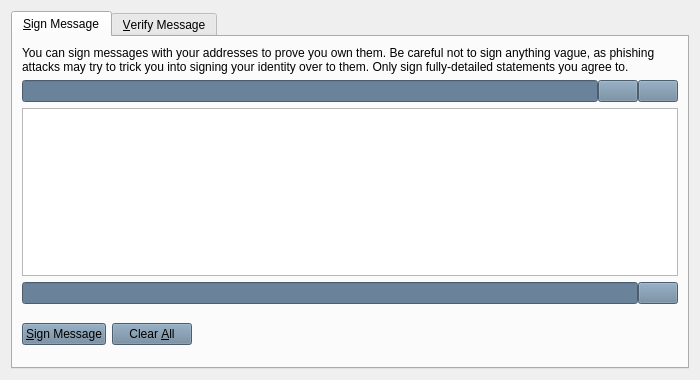
DevelCurrency/AztecCoin, file src/qt/forms/signverifymessagedialog.ui: the form before one commit.
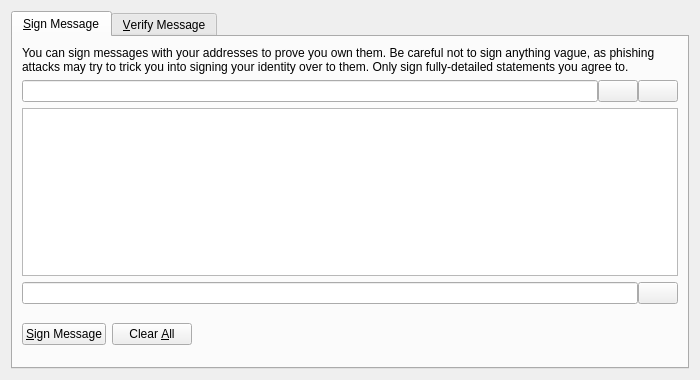
The form after the commit. The open tabs and pages were chosen to show the change. Icons and pictures are not drawn. Custom widgets are drawn as their Qt base class.

The edit to the form file:
```diff
--- a/src/qt/forms/signverifymessagedialog.ui
+++ b/src/qt/forms/signverifymessagedialog.ui
@@ -13,9 +13,6 @@
   <property name="windowTitle">
    <string>Signatures - Sign / Verify a Message</string>
   </property>
-  <property name="styleSheet">
-   <string notr="true">background-image: url(:/images/bkg);</string>
-  </property>
   <property name="modal">
    <bool>true</bool>
   </property>
@@ -53,10 +50,6 @@
            <property name="toolTip">
             <string>The address to sign the message with (e.g. JgZaH1DdikpMTYc2x1Xb6eFBkKGibjmPb9)</string>
            </property>
-           <property name="styleSheet">
-            <string notr="true">background-image: url(:/images/bgbfree);
-background-color: rgb(106, 131, 154);</string>
-           </property>
            <property name="maxLength">
             <number>34</number>
            </property>
@@ -67,10 +60,6 @@
            <property name="toolTip">
             <string>Choose an address from the address book</string>
            </property>
-           <property name="styleSheet">
-            <string notr="true">background-color: rgb(106, 131, 154);
-background-image: url(:/images/bgbfree);</string>
-           </property>
            <property name="text">
             <string/>
            </property>
@@ -91,10 +80,6 @@
            <property name="toolTip">
             <string>Paste address from clipboard</string>
            </property>
-           <property name="styleSheet">
-            <string notr="true">background-color: rgb(106, 131, 154);
-background-image: url(:/images/bgbfree);</string>
-           </property>
            <property name="text">
             <string/>
            </property>
@@ -131,9 +116,6 @@
              <italic>true</italic>
             </font>
            </property>
-           <property name="styleSheet">
-            <string notr="true">background-color: rgb(106, 131, 154);</string>
-           </property>
            <property name="readOnly">
             <bool>true</bool>
            </property>
@@ -144,10 +126,6 @@
            <property name="toolTip">
             <string>Copy the current signature to the system clipboard</string>
            </property>
-           <property name="styleSheet">
-            <string notr="true">background-image: url(:/images/bgbfree);
-background-color: rgb(106, 131, 154);</string>
-           </property>
            <property name="text">
             <string/>
            </property>
@@ -169,10 +147,6 @@
            <property name="toolTip">
             <string>Sign the message to prove you own this azteccoin address</string>
            </property>
-           <property name="styleSheet">
-            <string notr="true">background-color: rgb(106, 131, 154);
-background-image: url(:/images/bgbfree);</string>
-           </property>
            <property name="text">
             <string>&amp;Sign Message</string>
            </property>
@@ -190,10 +164,6 @@
            <property name="toolTip">
             <string>Reset all sign message fields</string>
            </property>
-           <property name="styleSheet">
-            <string notr="true">background-color: rgb(106, 131, 154);
-background-image: url(:/images/bgbfree);</string>
-           </property>
            <property name="text">
             <string>Clear &amp;All</string>
            </property>
```
Left out of the diff: 23 changed lines with no effect on the pictures.
